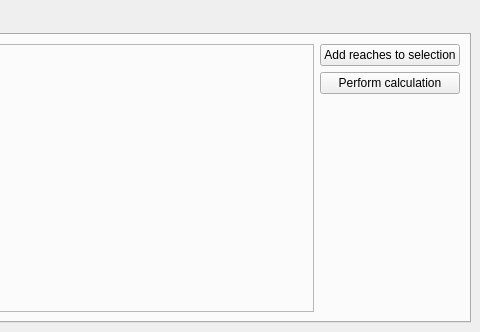
QGEP/QGEP, file qgepplugin/ui/qgepdockwidget.ui: the form before one commit; both pictures show x 448 to 928 and y 0 to 332 of the 928 by 332 pixel window.
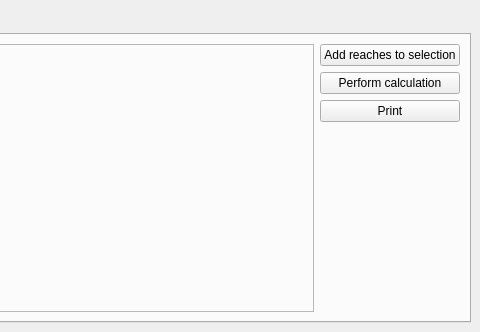
The form after the commit.

```diff
--- a/qgepplugin/ui/qgepdockwidget.ui
+++ b/qgepplugin/ui/qgepdockwidget.ui
@@ -98,7 +98,7 @@
             </property>
            </widget>
           </item>
-          <item row="3" column="0">
+          <item row="4" column="0">
            <spacer name="verticalSpacer">
             <property name="orientation">
              <enum>Qt::Vertical</enum>
@@ -111,6 +111,13 @@
             </property>
            </spacer>
           </item>
+          <item row="3" column="0">
+           <widget class="QPushButton" name="printButton">
+            <property name="text">
+             <string>Print</string>
+            </property>
+           </widget>
+          </item>
          </layout>
         </item>
        </layout>
```
Left out of the diff: 6 changed lines with no effect on the pictures.
